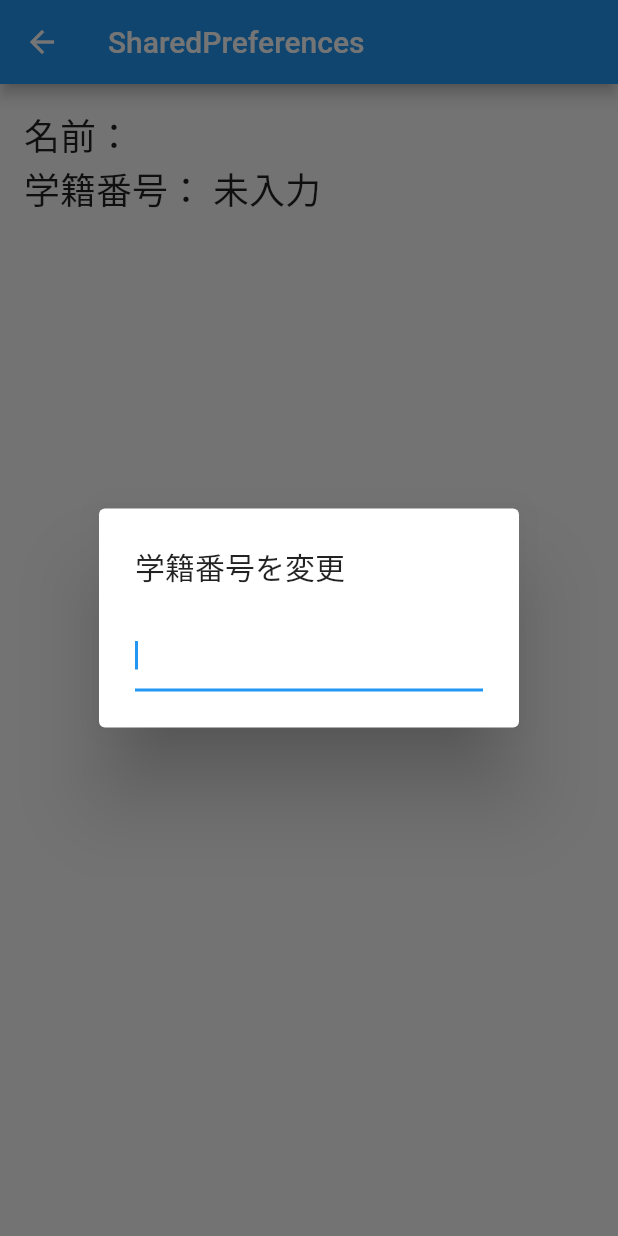
After one commit to kenta-wakasa/techford, a Flutter app: the SharedPreferencesSample screen opened directly, after a tap on an icon or button, on a phone screen of 412 x 824 dp. The commit adds this screen. Run offline on Flutter 3.47's test engine with Material 2 defaults, Android fonts, the phone set to English and light mode, and no system bars; our stand-ins replace cloud_firestore, firebase_auth, firebase_core, firebase_storage, google_sign_in, hive and 3 more; accounts and stored records are empty.

Commit message:
SharedPreferencesのサンプルを追加

````diff
--- /dev/null
+++ b/lib/shared_preferences_sample.dart
@@ -0,0 +1,136 @@
+import 'package:flutter/cupertino.dart';
+import 'package:flutter/material.dart';
+import 'package:flutter/services.dart';
+import 'package:shared_preferences/shared_preferences.dart';
+
+class SharedPreferencesSample extends StatefulWidget {
+  const SharedPreferencesSample({Key? key}) : super(key: key);
+
+  @override
+  _SharedPreferencesSampleState createState() => _SharedPreferencesSampleState();
+}
+
+class _SharedPreferencesSampleState extends State<SharedPreferencesSample> {
+  /// インスタンスが生成されるまではnullになっていることに注意
+  SharedPreferences? pref;
+
+  @override
+  Future<void> initState() async {
+    super.initState();
+
+    /// SharedPreferencesを使うにはまずインスタンスを作る必要がある。
+    /// Future型で返ってくるので、awaitとすることを忘れないようにしよう。
+    pref = await SharedPreferences.getInstance();
+    if (mounted) {
+      setState(() {});
+    }
+  }
+
+  /// 変数名の前に get とつけると、関数のあとの()を省略できる
+  /// なのでこの関数を何も省力せずに書くと以下のようになる。
+  /// ```dart
+  /// String name() {
+  ///   return pref?.getString('name') ?? '名前はまだない';
+  /// }
+  /// ```
+  String get name => pref?.getString('name') ?? '名前はまだない';
+
+  /// ?? という記号の説明。
+  ///
+  /// ?? は 左側がnullだった場合には右側を使うことを表す。
+  /// たとえば  `final name = null ?? 'hoge'` だったら
+  /// nameにはhogeが代入される。
+  /// numberというkeyには何も保存されていないかもしれないのでその場合
+  /// pref?.getString('number')　は null を返す。
+  /// null だった場合は'未入力'という文字列を返すことにしている。
+  String get number => pref?.getString('number') ?? '未入力';
+
+  @override
+  Widget build(BuildContext context) {
+    return Scaffold(
+      appBar: AppBar(
+        title: const Text('SharedPreferences'),
+      ),
+
+      /// prefがnullの間は、インジケーターまわるだけにする。
+      /// nullじゃなくなったら、画面に入力項目を表示。
+      body: pref == null
+          ? const Center(
+              child: CupertinoActivityIndicator(),
+            )
+          : Padding(
+              padding: const EdgeInsets.all(16),
+              child: Column(
+                crossAxisAlignment: CrossAxisAlignment.start,
+                children: [
+                  const SizedBox(width: double.infinity),
+                  InkWell(
+                    onTap: () async {
+                      /// ダイアログがStringをpopしてそれをresultが受け取る
+                      final result = await showDialog<String>(
+                        context: context,
+                        builder: (context) => AlertDialog(
+                          title: const Text('名前を変更'),
+                          content: TextFormField(
+                            autofocus: true,
+                            onFieldSubmitted: (value) {
+                              Navigator.of(context).pop(value);
+                            },
+                          ),
+                        ),
+                      );
+
+                      /// ダイアログは何もpopしないかもしれないのでその場合は
+                      /// resultがnullになる。
+                      /// nullだとその後の処理をやらないようにしたいのでreturnする。
+                      if (result == null) {
+                        return;
+                      }
+                      await pref?.setString('name', result);
+                      if (mounted) {
+                        setState(() {});
+                      }
+                    },
+                    child: Text(
+                      '名前： $name',
+                      style: const TextStyle(fontSize: 24),
+                    ),
+                  ),
+                  InkWell(
+                    onTap: () async {
+                      final result = await showDialog<String>(
+                        context: context,
+                        builder: (context) => AlertDialog(
+                          title: const Text('学籍番号を変更'),
+                          content: TextFormField(
+                            // 数字だけを入力可能にする
+                            inputFormatters: [FilteringTextInputFormatter.digitsOnly],
+                            keyboardType: TextInputType.number,
+                            autofocus: true,
+
+                            /// 入力フィールドの完了ボタンを押すとこの関数が呼ばれる。
+                            /// その時点で入力されている文字列がvalueに入る。
+                            /// valueをpopして上で書いたresult変数に代入している。
+                            onFieldSubmitted: (value) {
+                              Navigator.of(context).pop(value);
+                            },
+                          ),
+                        ),
+                      );
+                      if (result == null) {
+                        return;
+                      }
+                      await pref?.setString('number', result);
+                      setState(() {});
+                    },
+                    child: Text(
+                      '学籍番号： $number',
+                      style: const TextStyle(fontSize: 24),
+                    ),
+                  ),
+                ],
+              ),
+            ),
+    );
+  }
+}
--- a/pubspec.yaml
+++ b/pubspec.yaml
@@ -46,6 +46,8 @@ dependencies:
 
   hive: ^2.0.4
   hive_flutter: ^1.1.0
+
+  shared_preferences: ^2.0.8
 
 dev_dependencies:
   flutter_test:
````
Also changed, not shown: lib/select_list_page.dart (added, +54 -0 lines), lib/start_page.dart (+15 -10 lines), pubspec.lock, 1 other file.
